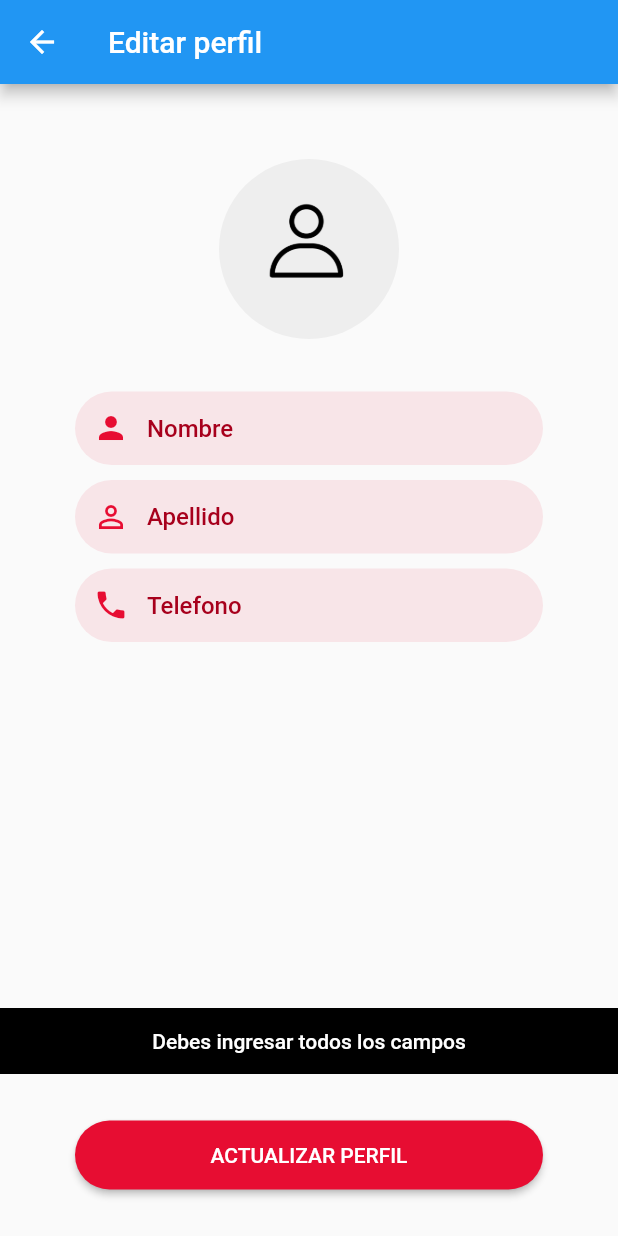
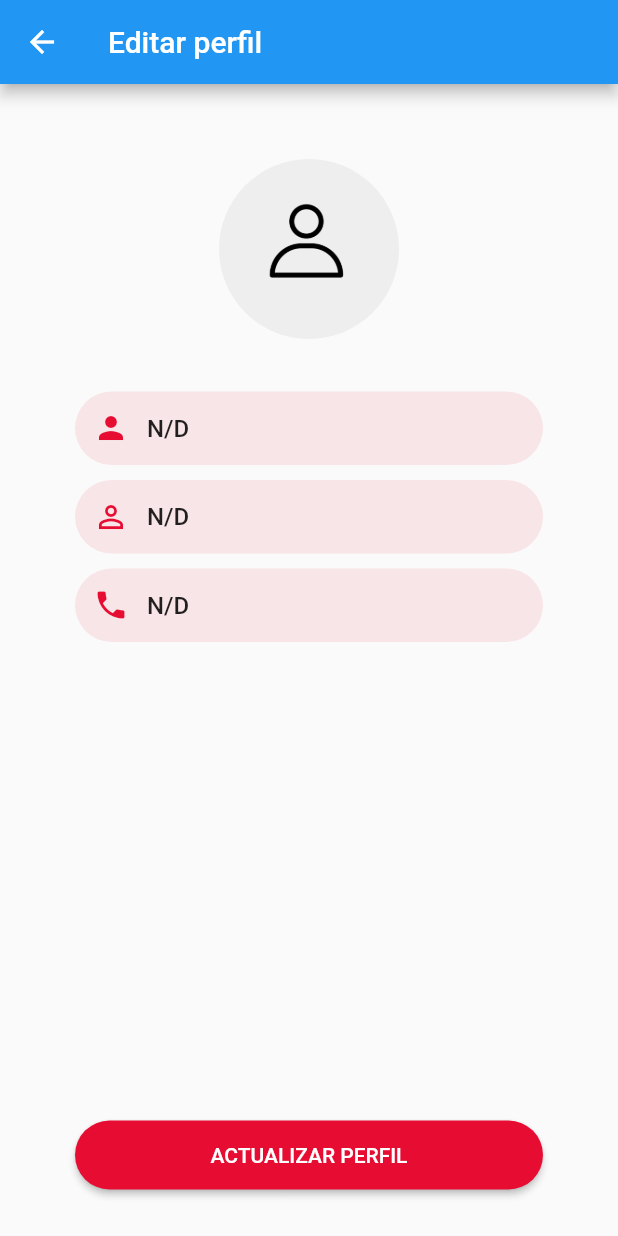
Before and after one commit to lODIN007l/FrontEndofEcommerceDelivery, a Flutter app: the ClientUpdatePage screen opened by its route, after a tap on "ACTUALIZAR PERFIL", on a phone screen of 412 x 824 dp. Run offline on Flutter 3.47's test engine with Material 2 defaults, Android fonts, the phone set to English and light mode, and no system bars; our stand-ins replace fluttertoast, image_picker, lottie, shared_preferences, sn_progress_dialog; accounts and stored records are empty; Roboto replaces fonts that are missing (NumbusSans); statements that could not run were skipped; project files that could hold a hidden picture were left out.

Commit message:
update c

```diff
--- a/lib/src/pages/client/update/client_update_controller.dart
+++ b/lib/src/pages/client/update/client_update_controller.dart
@@ -34,9 +34,9 @@ class ClientUpdateController {
     _progressDialog = ProgressDialog(context: context);
     user = User.fromJson(await _sharedPref.read('user'));
 
-    nameController.text = user?.name ?? '';
-    lastnameController.text = user?.lastname ?? '';
-    phoneController.text = user?.phone ?? '';
+    nameController.text = user?.name ?? 'N/D';
+    lastnameController.text = user?.lastname ?? 'N/D';
+    phoneController.text = user?.phone ?? 'N/D';
 
     refresh();
   }
@@ -54,7 +54,7 @@ class ClientUpdateController {
     _progressDialog?.show(max: 100, msg: 'Espere un momento...');
     isEnabled = false;
 
-    User myUser = new User(
+    User myUser = User(
         id: user!.id,
         name: name,
         lastname: lastname,
--- a/lib/src/pages/client/update/client_update_page.dart
+++ b/lib/src/pages/client/update/client_update_page.dart
@@ -25,16 +25,16 @@ class _ClientUpdatePageState extends State<ClientUpdatePage> {
   Widget build(BuildContext context) {
     return Scaffold(
       appBar: AppBar(
-        title: Text('Editar perfil'),
+        title: const Text('Editar perfil'),
       ),
       body: Container(
           width: double.infinity,
           child: SingleChildScrollView(
             child: Column(
               children: [
-                SizedBox(height: 50),
+                const SizedBox(height: 50),
                 _imageUser(),
-                SizedBox(height: 30),
+                const SizedBox(height: 30),
                 _textFieldName(),
                 _textFieldLastName(),
                 _textFieldPhone(),
@@ -53,7 +53,8 @@ class _ClientUpdatePageState extends State<ClientUpdatePage> {
             ? FileImage(_con.imageFile!)
             : _con.user?.image != null
                 ? NetworkImage(_con.user!.image!)
-                : AssetImage('assets/img/user_profile_2.png') as ImageProvider,
+                : const AssetImage('assets/img/user_profile_2.png')
+                    as ImageProvider,
         radius: 60,
         backgroundColor: Colors.grey[200],
       ),
@@ -62,7 +63,7 @@ class _ClientUpdatePageState extends State<ClientUpdatePage> {
 
   Widget _textFieldName() {
     return Container(
-      margin: EdgeInsets.symmetric(horizontal: 50, vertical: 5),
+      margin: const EdgeInsets.symmetric(horizontal: 50, vertical: 5),
       decoration: BoxDecoration(
           color: MyColors.primaryOpacityColor,
           borderRadius: BorderRadius.circular(30)),
```
